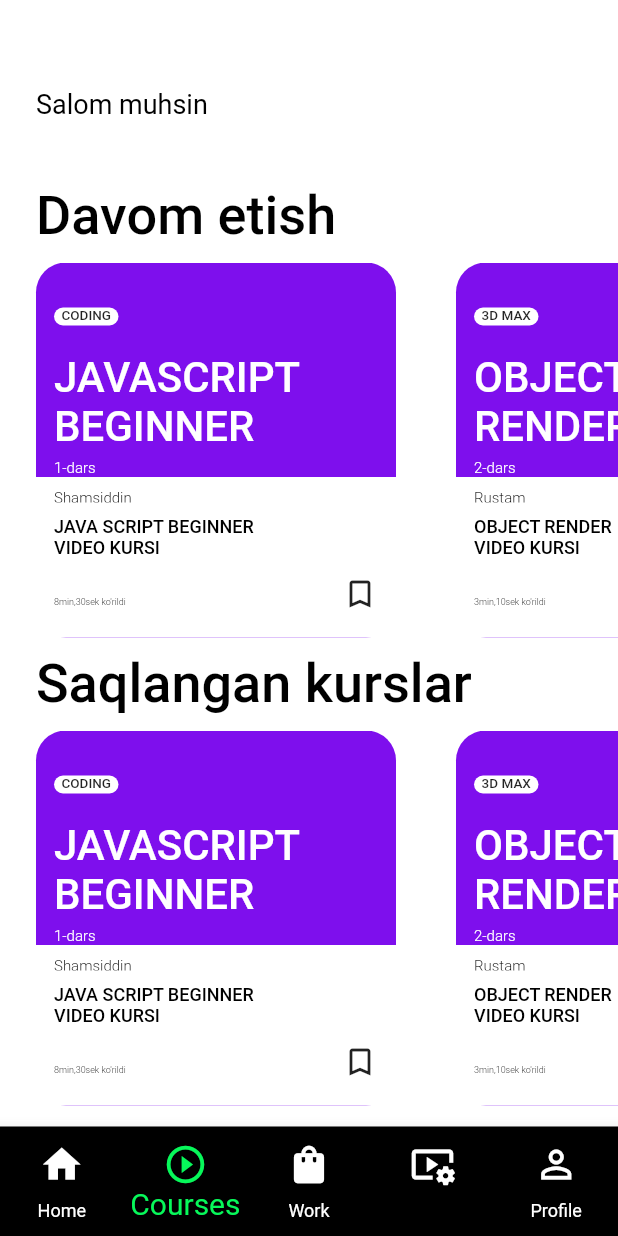
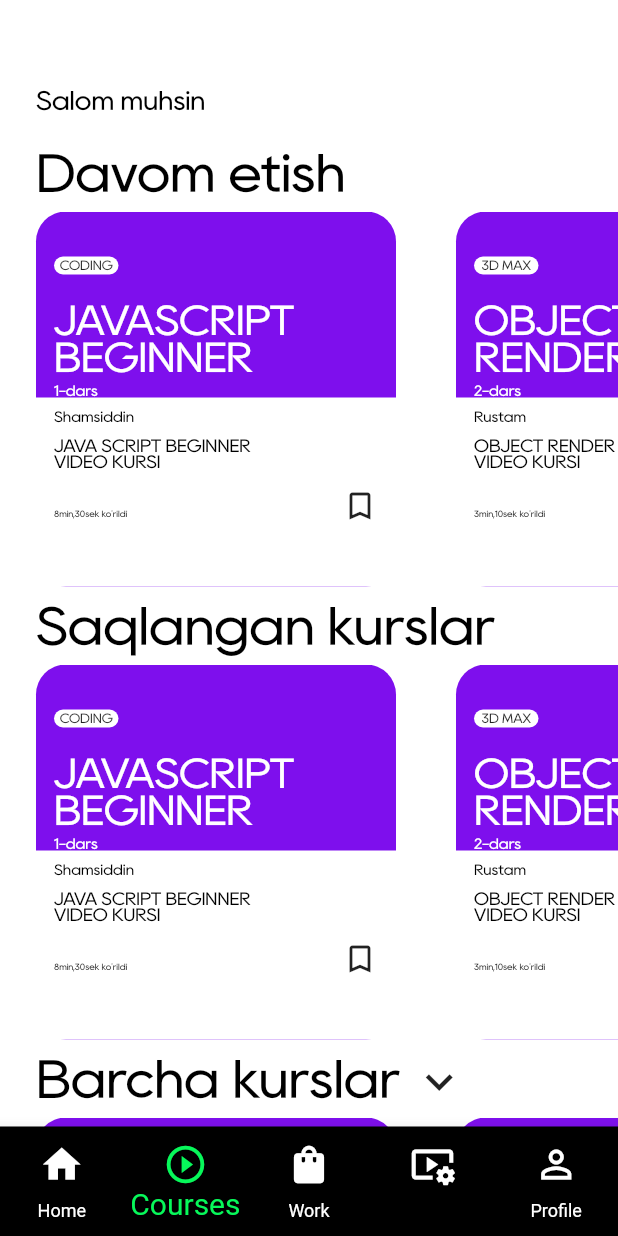
Before and after one commit to islomnurullayev/Ibs-platform, a Flutter app: the screen it shows after launch, item 2 of the bottom bar chosen, on a phone screen of 412 x 824 dp. Run offline on Flutter 3.47's test engine with Material 2 defaults, Android fonts, the phone set to English and light mode, and no system bars; network calls fail.

Commit message:
issue #22: courseHistory2 implement

```diff
--- a/lib/course/coursepage.dart
+++ b/lib/course/coursepage.dart
@@ -1,6 +1,5 @@
 import 'package:flutter/material.dart';
 import 'package:ibs_platform/course/courseHistory.dart';
-import 'package:ibs_platform/course/historysaved.dart';
 import 'package:ibs_platform/theme/style.dart';
 
 class CoursePage extends StatefulWidget {
@@ -132,8 +131,6 @@ class _CoursePageState extends State<CoursePage> {
                                   setState(() {
                                     outline = !outline;
                                   });
-                                  Navigator.of(context).push(MaterialPageRoute(
-                                      builder: (context) => HistoryPage()));
                                 }),
                           ],
                         )
@@ -170,10 +167,7 @@ class _CoursePageState extends State<CoursePage> {
               ),
             ),
             SizedBox(
-              height: 23,
-            ),
-            SizedBox(
-              height: 10,
+              height: 14,
             ),
             Container(
               margin: EdgeInsets.only(left: 24, top: 10, bottom: 10),
--- a/lib/theme/style.dart
+++ b/lib/theme/style.dart
@@ -8,107 +8,127 @@ class Style {
 
   static AppTexts texts = AppTexts();
 
+  static String get fontFamily => "Rany";
+
   //text styles
   static TextStyle appName = TextStyle(
     color: colors.black,
     fontSize: 12,
+    fontFamily: fontFamily,
   );
 
   static TextStyle seeComments = TextStyle(
     color: colors.black,
     fontSize: 14,
     fontWeight: FontWeight.w500,
+    fontFamily: fontFamily,
   );
 
   static TextStyle putComments = TextStyle(
     color: colors.black,
     fontSize: 12,
     fontWeight: FontWeight.w300,
+    fontFamily: fontFamily,
   );
 
   static TextStyle continuees = TextStyle(
     color: colors.black,
     fontSize: 36,
     fontWeight: FontWeight.w500,
+    fontFamily: fontFamily,
   );
 
   static TextStyle hellouser = TextStyle(
     color: colors.black,
     fontSize: 18,
     fontWeight: FontWeight.w400,
+    fontFamily: fontFamily,
   );
 
   static TextStyle programmer = TextStyle(
     color: colors.white,
     fontSize: 16,
     fontWeight: FontWeight.w400,
+    fontFamily: fontFamily,
   );
 
   static TextStyle indenim = TextStyle(
     color: colors.black,
     fontSize: 18,
     fontWeight: FontWeight.w300,
+    fontFamily: fontFamily,
   );
 
   static TextStyle location = TextStyle(
     color: colors.grey,
     fontSize: 9,
+    fontFamily: fontFamily,
   );
 
   static TextStyle graficdizayner = TextStyle(
     color: colors.black,
     fontSize: 18,
     fontWeight: FontWeight.w500,
+    fontFamily: fontFamily,
   );
 
   static TextStyle design = TextStyle(
     fontSize: 9,
     fontWeight: FontWeight.w500,
+    fontFamily: fontFamily,
   );
 
   static TextStyle prices = TextStyle(
     color: colors.black,
     fontSize: 14,
     fontWeight: FontWeight.w300,
+    fontFamily: fontFamily,
   );
 
   static TextStyle username = TextStyle(
     color: colors.white,
     fontSize: 10,
     fontWeight: FontWeight.w300,
+    fontFamily: fontFamily,
   );
   static TextStyle username11 = TextStyle(
     color: colors.black,
     fontSize: 10,
     fontWeight: FontWeight.w300,
+    fontFamily: fontFamily,
   );
 
   static TextStyle office = TextStyle(
     color: colors.black,
     fontSize: 12,
     fontWeight: FontWeight.w400,
+    fontFamily: fontFamily,
   );
 
   static TextStyle courcename = TextStyle(
     color: colors.black,
     fontSize: 12,
     fontWeight: FontWeight.w500,
+    fontFamily: fontFamily,
   );
 
   static TextStyle timecourse = TextStyle(
     color: colors.black,
     fontSize: 6,
     fontWeight: FontWeight.w300,
+    fontFamily: fontFamily,
   );
 
   static TextStyle cource = TextStyle(
     color: colors.black,
     fontSize: 32,
     fontWeight: FontWeight.w500,
+    fontFamily: fontFamily,
   );
   static TextStyle coursenamebig = TextStyle(
     color: colors.white,
     fontSize: 28,
     fontWeight: FontWeight.w500,
+    fontFamily: fontFamily,
   );
 }
```
Also changed, not shown: pubspec.yaml (+6 -12 lines), assets/fonts/Rany.otf (added).
